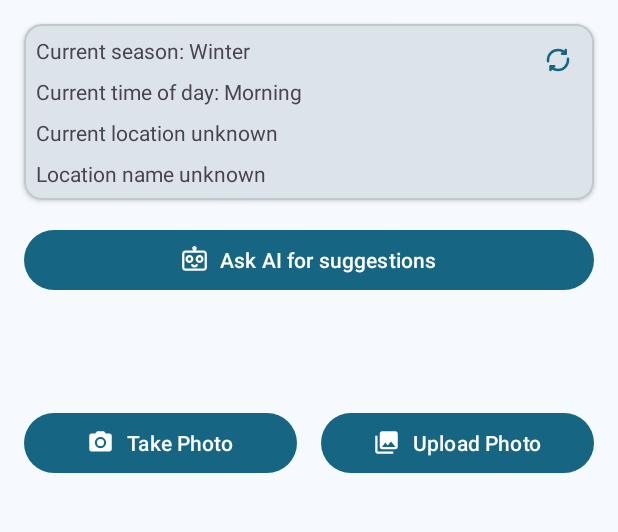
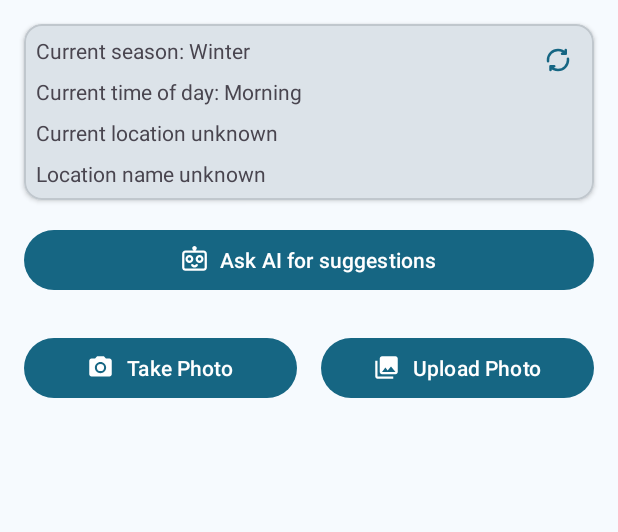
Before and after one commit to LoreMolinari/SmartAngler, an Android app: the screen it shows after launch (MainActivity), on a phone screen of 412 x 824 dp, the part 200-732 px from its top. Run offline under Robolectric (Android 15) with nearby library versions, the phone set to English and light mode, and no system bars; our stand-ins replace navigation-ui; libraries missing offline, so code that uses them is left out: com.google.ai.client.

Commit message:
Update fragment_home.xml

```diff
--- a/app/src/main/res/layout/fragment_home.xml
+++ b/app/src/main/res/layout/fragment_home.xml
@@ -170,7 +170,6 @@
             <LinearLayout
                 android:id="@+id/buttonContainer"
                 android:layout_width="0dp"
-                android:paddingTop="50dp"
                 android:layout_height="wrap_content"
                 android:layout_marginStart="16dp"
                 android:layout_marginTop="16dp"
```
